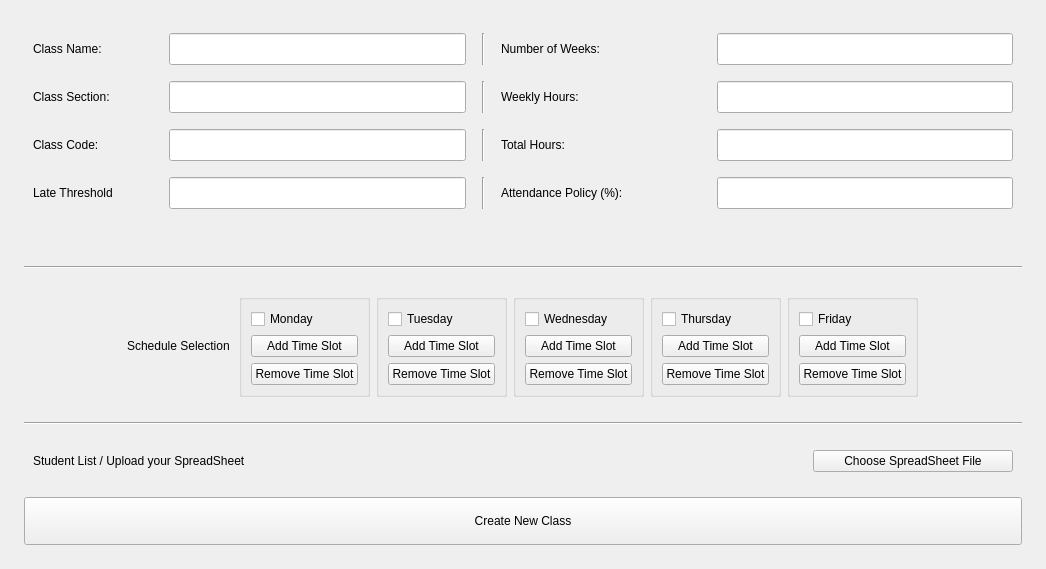
First picture: the form in ui/add_new_class.ui, repository imndllnuri/students-attendance-app, before the edit.
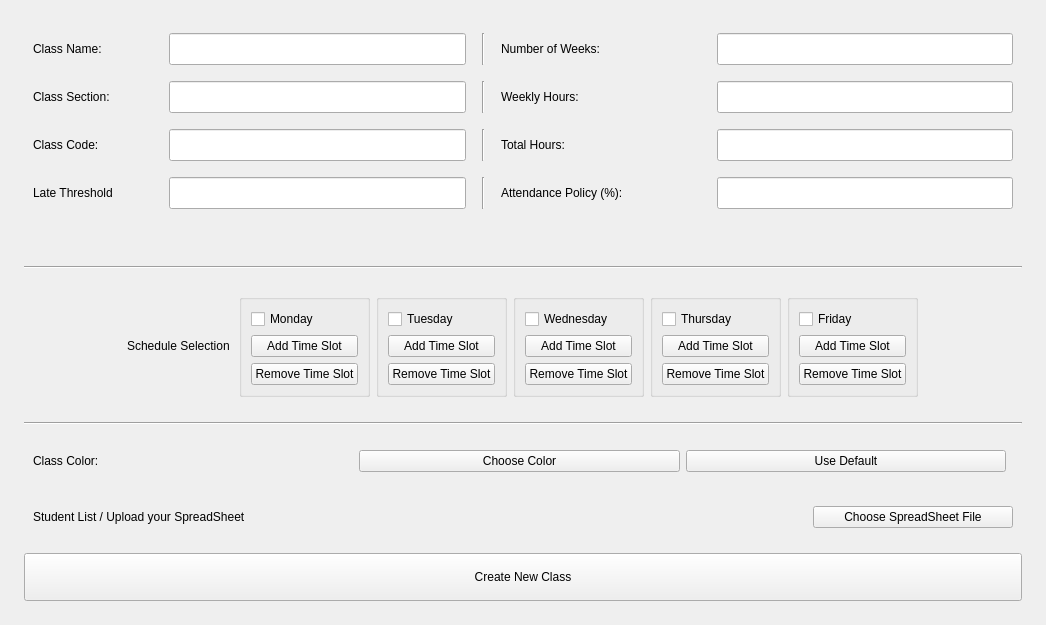
Second picture: the form after the edit.

Commit message:
#20: Manual class tag color override
Adds an optional color per class (defensive ALTER TABLE, reuses the
generic PATCH /classes/<id> endpoint). "Choose Color"/"Use Default"
buttons in the create/edit/duplicate class dialog let the instructor
override the auto-assigned hash color; My Classes row chips prefer it
when set, falling back to class_tag_color() otherwise.

The edit to the form file:
```diff
--- a/ui/add_new_class.ui
+++ b/ui/add_new_class.ui
@@ -419,6 +419,32 @@
      </property>
     </spacer>
    </item>
+   <item alignment="Qt::AlignTop">
+    <widget class="QWidget" name="color_row_widget" native="true">
+     <layout class="QHBoxLayout" name="color_row_layout">
+      <item>
+       <widget class="QLabel" name="class_color_lbl">
+        <property name="text"><string>Class Color:</string></property>
+       </widget>
+      </item>
+      <item>
+       <widget class="QPushButton" name="choose_color_btn">
+        <property name="text"><string>Choose Color</string></property>
+       </widget>
+      </item>
+      <item>
+       <widget class="QPushButton" name="reset_color_btn">
+        <property name="text"><string>Use Default</string></property>
+       </widget>
+      </item>
+      <item>
+       <spacer name="color_row_spacer">
+        <property name="orientation"><enum>Qt::Horizontal</enum></property>
+       </spacer>
+      </item>
+     </layout>
+    </widget>
+   </item>
    <item alignment="Qt::AlignTop">
     <widget class="QWidget" name="widget" native="true">
      <layout class="QHBoxLayout" name="horizontalLayout_2">
```
The commit also changes 11 other files.
